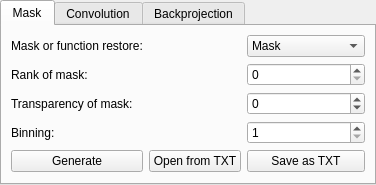
Qt form viewer/masksettings.ui (verbkinm2/WTF_Viewer) before a commit.
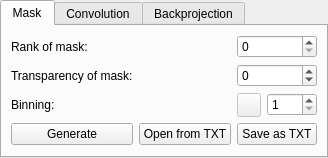
The same form after that commit. Icons and pictures are not drawn.

Patch:
```diff
--- a/viewer/masksettings.ui
+++ b/viewer/masksettings.ui
@@ -6,8 +6,8 @@
    <rect>
     <x>0</x>
     <y>0</y>
-    <width>343</width>
-    <height>172</height>
+    <width>301</width>
+    <height>150</height>
    </rect>
   </property>
   <property name="windowTitle">
@@ -28,6 +28,9 @@
    </property>
    <item>
     <widget class="QTabWidget" name="tabWidget">
+     <property name="enabled">
+      <bool>true</bool>
+     </property>
      <property name="currentIndex">
       <number>0</number>
      </property>
@@ -36,76 +39,85 @@
        <string>Mask</string>
       </attribute>
       <layout class="QGridLayout" name="gridLayout">
-       <item row="3" column="2">
-        <widget class="QSpinBox" name="binning">
-         <property name="minimum">
-          <number>1</number>
-         </property>
-         <property name="maximum">
-          <number>15</number>
-         </property>
-        </widget>
-       </item>
        <item row="3" column="0">
-        <widget class="QLabel" name="label_4">
-         <property name="text">
-          <string>Binning:</string>
-         </property>
-        </widget>
-       </item>
-       <item row="4" column="0">
         <widget class="QPushButton" name="generated">
          <property name="text">
           <string>Generate</string>
          </property>
         </widget>
        </item>
-       <item row="4" column="2">
-        <widget class="QPushButton" name="save_txt">
-         <property name="text">
-          <string>Save as TXT</string>
-         </property>
-        </widget>
-       </item>
-       <item row="1" column="2">
-        <widget class="QSpinBox" name="rank_of_mask"/>
-       </item>
        <item row="0" column="0">
-        <widget class="QLabel" name="label">
-         <property name="text">
-          <string>Mask or function restore:</string>
-         </property>
-        </widget>
-       </item>
-       <item row="2" column="0">
-        <widget class="QLabel" name="label_3">
-         <property name="text">
-          <string>Transparency of mask:</string>
-         </property>
-        </widget>
-       </item>
-       <item row="1" column="0">
         <widget class="QLabel" name="label_2">
          <property name="text">
           <string>Rank of mask:</string>
          </property>
         </widget>
        </item>
-       <item row="0" column="2">
-        <widget class="QComboBox" name="mask_or_function">
-         <item>
-          <property name="text">
-           <string>Mask</string>
-          </property>
-         </item>
-         <item>
-          <property name="text">
-           <string>Restore function</string>
-          </property>
-         </item>
+       <item row="2" column="3">
+        <widget class="QSpinBox" name="binning">
+         <property name="minimum">
+          <number>1</number>
+         </property>
+         <property name="maximum">
+          <number>15</number>
+         </property>
+        </widget>
+       </item>
+       <item row="1" column="0">
+        <widget class="QLabel" name="label_3">
+         <property name="text">
+          <string>Transparency of mask:</string>
+         </property>
+        </widget>
+       </item>
+       <item row="3" column="1">
+        <widget class="QPushButton" name="open_txt">
+         <property name="text">
+          <string>Open from TXT</string>
+         </property>
+        </widget>
+       </item>
+       <item row="2" column="0">
+        <widget class="QLabel" name="label_4">
+         <property name="text">
+          <string>Binning:</string>
+         </property>
         </widget>
        </item>
        <item row="2" column="2">
+        <widget class="QPushButton" name="binning_button">
+         <property name="enabled">
+          <bool>false</bool>
+         </property>
+         <property name="minimumSize">
+          <size>
+           <width>24</width>
+           <height>24</height>
+          </size>
+         </property>
+         <property name="maximumSize">
+          <size>
+           <width>24</width>
+           <height>24</height>
+          </size>
+         </property>
+         <property name="text">
+          <string/>
+         </property>
+         <property name="icon">
+          <iconset resource="../img.qrc">
+           <normaloff>:/table</normaloff>:/table</iconset>
+         </property>
+        </widget>
+       </item>
+       <item row="3" column="2" colspan="2">
+        <widget class="QPushButton" name="save_txt">
+         <property name="text">
+          <string>Save as TXT</string>
+         </property>
+        </widget>
+       </item>
+       <item row="1" column="2" colspan="2">
         <widget class="QSpinBox" name="transparency_of_mask">
          <property name="minimum">
           <number>-10</number>
@@ -115,12 +127,8 @@
          </property>
         </widget>
        </item>
-       <item row="4" column="1">
-        <widget class="QPushButton" name="open_txt">
-         <property name="text">
-          <string>Open from TXT</string>
-         </property>
-        </widget>
+       <item row="0" column="2" colspan="2">
+        <widget class="QSpinBox" name="rank_of_mask"/>
        </item>
       </layout>
      </widget>
```
Left out of the diff: 4 changed lines with no effect on the pictures.
